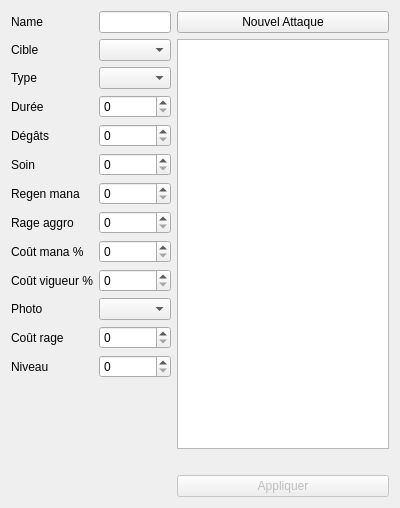
Above: app/view/forms/editattakview.ui from r0nd0ud0u/qt-rpg before the change. Below: the same form after it.
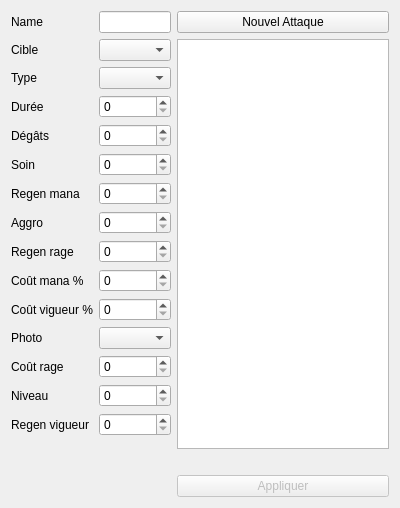
That is the form after the change. Icons and pictures are not drawn. Custom widgets are drawn as their Qt base class.

The edit to the form file:
```diff
--- a/app/view/forms/editattakview.ui
+++ b/app/view/forms/editattakview.ui
@@ -96,7 +96,7 @@
        <item row="7" column="0">
         <widget class="QLabel" name="rage_aggro_label">
          <property name="text">
-          <string>Rage aggro</string>
+          <string>Aggro</string>
          </property>
         </widget>
        </item>
@@ -107,24 +107,24 @@
          </property>
         </widget>
        </item>
-       <item row="8" column="1">
+       <item row="9" column="1">
         <widget class="QSpinBox" name="mana_cost_spinBox">
          <property name="maximum">
           <number>1000</number>
          </property>
         </widget>
        </item>
-       <item row="8" column="0">
+       <item row="9" column="0">
         <widget class="QLabel" name="mana_cost_label">
          <property name="text">
           <string>Coût mana %</string>
          </property>
         </widget>
        </item>
-       <item row="10" column="1">
+       <item row="11" column="1">
         <widget class="QComboBox" name="photo_comboBox"/>
        </item>
-       <item row="10" column="0">
+       <item row="11" column="0">
         <widget class="QLabel" name="photo_label">
          <property name="text">
           <string>Photo</string>
@@ -145,44 +145,72 @@
          </property>
         </widget>
        </item>
-       <item row="9" column="0">
+       <item row="10" column="0">
         <widget class="QLabel" name="vigor_label">
          <property name="text">
           <string>Coût vigueur %</string>
          </property>
         </widget>
        </item>
-       <item row="9" column="1">
+       <item row="10" column="1">
         <widget class="QSpinBox" name="vigor_spinBox">
          <property name="maximum">
           <number>1000</number>
          </property>
         </widget>
        </item>
-       <item row="11" column="0">
+       <item row="12" column="0">
         <widget class="QLabel" name="berseck_label">
          <property name="text">
           <string>Coût rage</string>
          </property>
         </widget>
        </item>
-       <item row="11" column="1">
+       <item row="12" column="1">
         <widget class="QSpinBox" name="berseck_spinBox">
          <property name="maximum">
           <number>1000</number>
          </property>
         </widget>
        </item>
-       <item row="12" column="0">
+       <item row="13" column="0">
         <widget class="QLabel" name="level_label">
          <property name="text">
           <string>Niveau</string>
          </property>
         </widget>
        </item>
-       <item row="12" column="1">
+       <item row="13" column="1">
         <widget class="QSpinBox" name="level_spinBox"/>
        </item>
+       <item row="8" column="0">
+        <widget class="QLabel" name="regen_rage_label">
+         <property name="text">
+          <string>Regen rage</string>
+         </property>
+        </widget>
+       </item>
+       <item row="8" column="1">
+        <widget class="QSpinBox" name="regen_rage_spinBox">
+         <property name="maximum">
+          <number>1000</number>
+         </property>
+        </widget>
+       </item>
+       <item row="14" column="0">
+        <widget class="QLabel" name="regen_vigor_label">
+         <property name="text">
+          <string>Regen vigueur</string>
+         </property>
+        </widget>
+       </item>
+       <item row="14" column="1">
+        <widget class="QSpinBox" name="regen_vigor_spinBox">
+         <property name="maximum">
+          <number>1000</number>
+         </property>
+        </widget>
+       </item>
       </layout>
      </item>
      <item>
```
Left out of the diff: 4 changed lines with no effect on the pictures.
